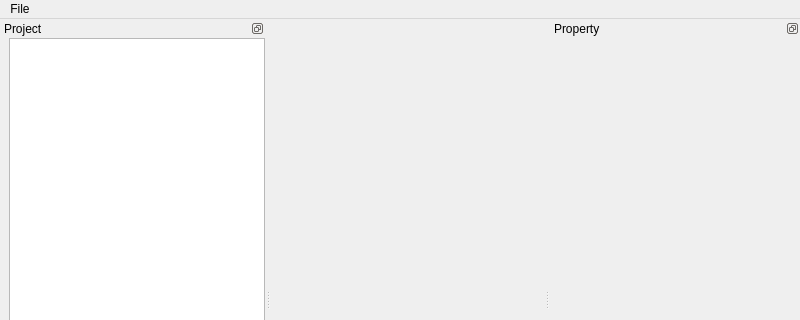
Qt form apps/dev/views/mainwindow_view.ui (csplink/csp) before a commit; both pictures show x 0 to 800 and y 0 to 320 of the 800 by 600 pixel window.
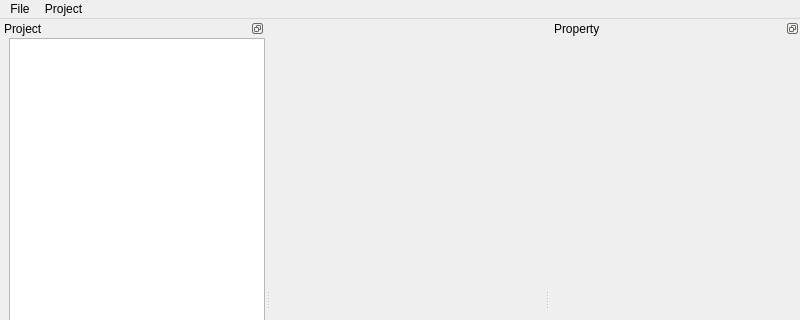
The same form after that commit. Custom widgets are drawn as their Qt base class.

Commit message: ✨ feat(mainwindow_view): add generate menu

```diff
--- a/apps/dev/views/mainwindow_view.ui
+++ b/apps/dev/views/mainwindow_view.ui
@@ -69,7 +69,14 @@
     <addaction name="action_report"/>
     <addaction name="separator"/>
    </widget>
+   <widget class="QMenu" name="menuProject">
+    <property name="title">
+     <string>Project</string>
+    </property>
+    <addaction name="action_generate"/>
+   </widget>
    <addaction name="menu"/>
+   <addaction name="menuProject"/>
   </widget>
   <widget class="QStatusBar" name="statusbar"/>
   <widget class="QDockWidget" name="dockwidget_left">
```
Left out of the diff: 5 changed lines with no effect on the pictures.
